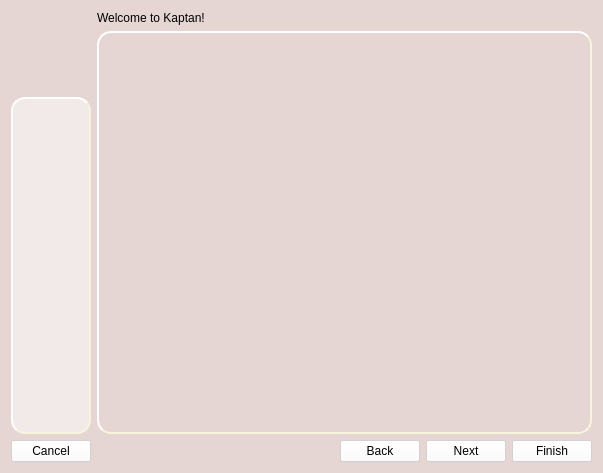
This is kde4/kaptan4/src/gui/kaptanMain.ui in pars-linux/uludag as Qt 5 draws it before an edit. The edited form follows.
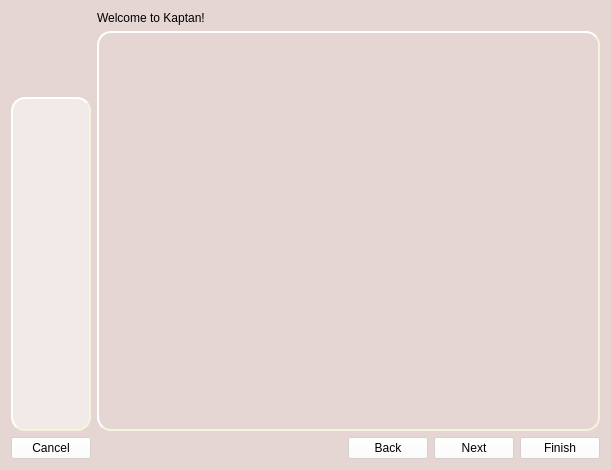
This is the edited form. Icons and pictures are not drawn.

```diff
--- a/kde4/kaptan4/src/gui/kaptanMain.ui
+++ b/kde4/kaptan4/src/gui/kaptanMain.ui
@@ -1,12 +1,12 @@
 <ui version="4.0" >
  <class>kaptanUI</class>
- <widget class="QWidget" name="kaptanUI" >
-  <property name="geometry" >
+ <widget class="QWidget" name="kaptanUI">
+  <property name="geometry">
    <rect>
     <x>0</x>
     <y>0</y>
-    <width>603</width>
-    <height>473</height>
+    <width>611</width>
+    <height>470</height>
    </rect>
   </property>
   <property name="windowTitle" >
@@ -37,13 +37,13 @@
 }
 </string>
   </property>
-  <layout class="QGridLayout" name="gridLayout" >
-   <item row="0" column="0" >
-    <layout class="QVBoxLayout" name="verticalLayout_3" >
-     <item>
-      <widget class="QLabel" name="labelLogo" >
-       <property name="sizePolicy" >
-        <sizepolicy vsizetype="Fixed" hsizetype="Fixed" >
+  <layout class="QGridLayout" name="gridLayout_2">
+   <item row="0" column="0">
+    <layout class="QGridLayout" name="gridLayout">
+     <item row="0" column="0" colspan="2">
+      <widget class="QLabel" name="labelLogo">
+       <property name="sizePolicy">
+        <sizepolicy hsizetype="Fixed" vsizetype="Fixed">
          <horstretch>0</horstretch>
          <verstretch>0</verstretch>
         </sizepolicy>
@@ -59,9 +59,9 @@
        </property>
       </widget>
      </item>
-     <item>
-      <widget class="QLabel" name="labelMenu" >
-       <property name="autoFillBackground" >
+     <item row="1" column="0" rowspan="2" colspan="2">
+      <widget class="QLabel" name="labelMenu">
+       <property name="autoFillBackground">
         <bool>false</bool>
        </property>
        <property name="styleSheet" >
@@ -73,10 +73,20 @@
        </property>
       </widget>
      </item>
+     <item row="2" column="1">
+      <widget class="QLabel" name="label">
+       <property name="text">
+        <string/>
+       </property>
+       <property name="pixmap">
+        <pixmap resource="raw.qrc">:/raw/pics/cr64-app-kaptan.png</pixmap>
+       </property>
+      </widget>
+     </item>
     </layout>
    </item>
-   <item row="0" column="1" >
-    <layout class="QVBoxLayout" name="verticalLayout_4" >
+   <item row="0" column="1">
+    <layout class="QVBoxLayout" name="verticalLayout_4">
      <item>
       <widget class="QLabel" name="labelDesc" >
        <property name="text" >
@@ -103,8 +113,8 @@
      </item>
     </layout>
    </item>
-   <item row="1" column="0" colspan="2" >
-    <layout class="QHBoxLayout" name="horizontalLayout_2" >
+   <item row="1" column="0" colspan="2">
+    <layout class="QHBoxLayout" name="horizontalLayout_2">
      <item>
       <widget class="QPushButton" name="buttonCancel" >
        <property name="styleSheet" >
```
Left out of the diff: 84 changed lines with no effect on the pictures.
